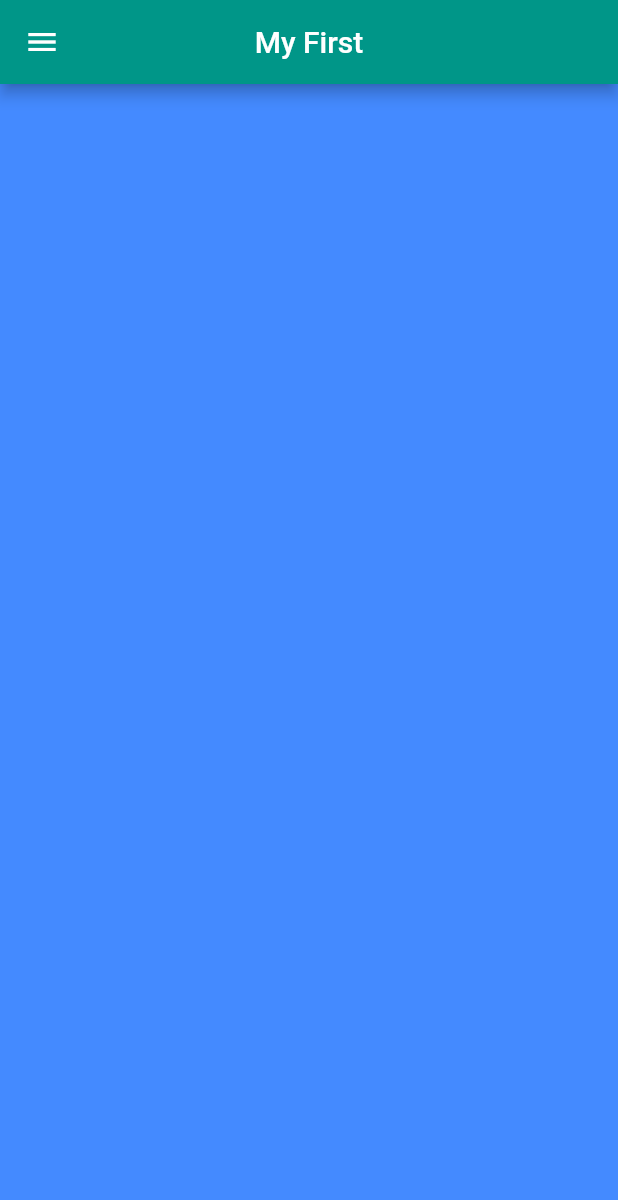
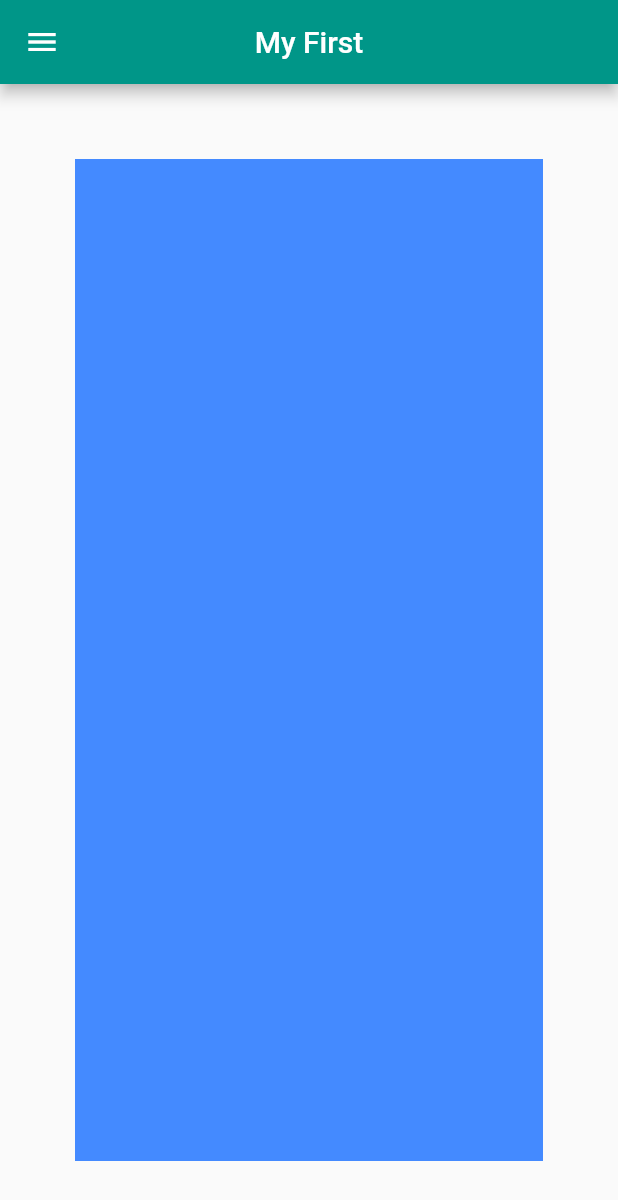
Before and after one commit to Mohammedazzam/my_first_flutter_app, a Flutter app: the screen it shows after launch, on a phone screen of 412 x 824 dp. Shown: the top 1200 px of the screen. Run offline on Flutter 3.47's test engine with Material 2 defaults, Android fonts, the phone set to English and light mode, and no system bars.

Commit message:
2.3( عمل مارجن من كل الجهات Container)

```diff
--- a/lib/main.dart
+++ b/lib/main.dart
@@ -32,6 +32,7 @@ class _MyHomePageState extends State<MyHomePage> {
         title: Text("My First"),
       ),
       body: Container(
+        margin: EdgeInsets.all(50.0),
         color: Colors.blueAccent,
       ),
       drawer: Drawer(),
```
